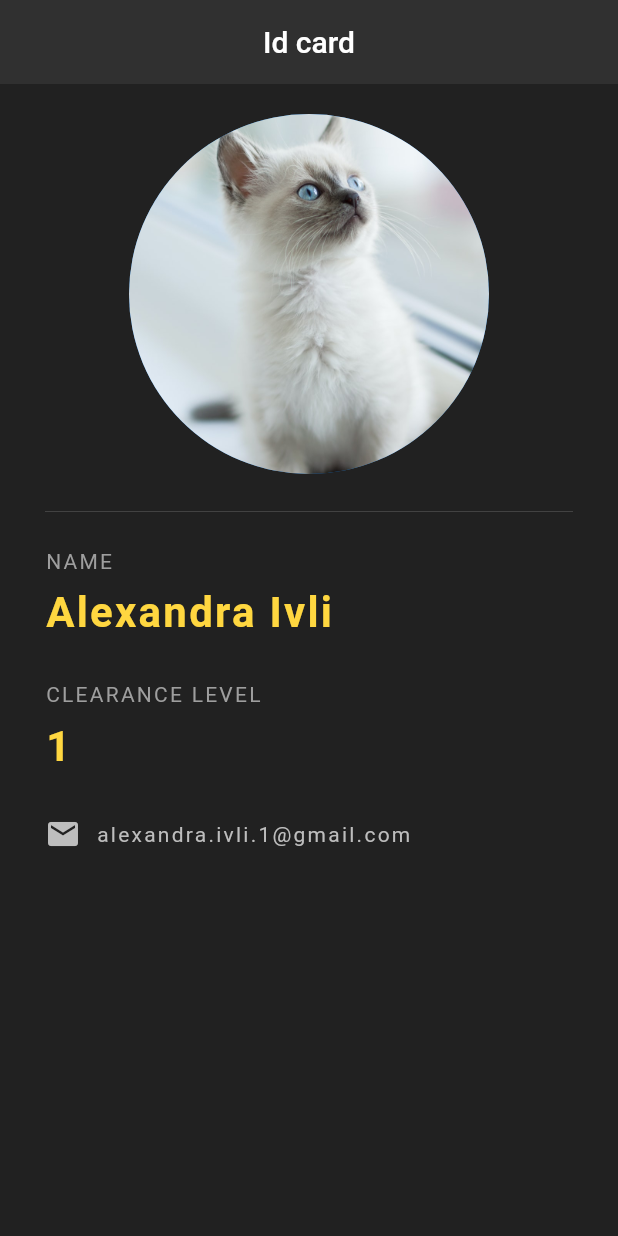
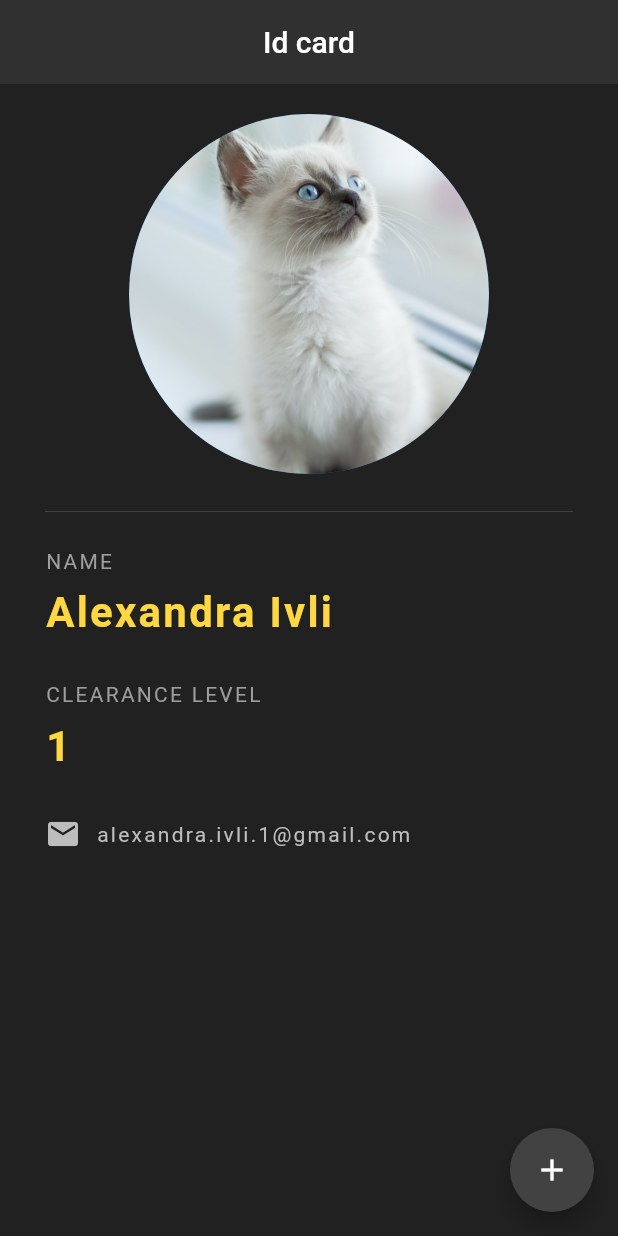
Before and after one commit to mihaitaivli/beginningFlutter, a Flutter app: the screen it shows after launch, on a phone screen of 412 x 824 dp. Run offline on Flutter 3.47's test engine with Material 2 defaults, Android fonts, the phone set to English and light mode, and no system bars.

```diff
--- a/lib/main.dart
+++ b/lib/main.dart
@@ -22,6 +22,15 @@ class _HomeState extends State<Home> {
         centerTitle: true,
         backgroundColor: Colors.grey[850],
         elevation: 0.0, // removes the shadow
+      ),
+      floatingActionButton: FloatingActionButton(
+        backgroundColor: Colors.grey[800],
+        child: Icon(Icons.add),
+        onPressed: () {
+          setState(() {
+            clearanceLevel += 1;
+          });
+        },
       ),
       body: Padding(
         padding: EdgeInsets.fromLTRB(30.0, 20.0, 30.0, 0.0),
```
